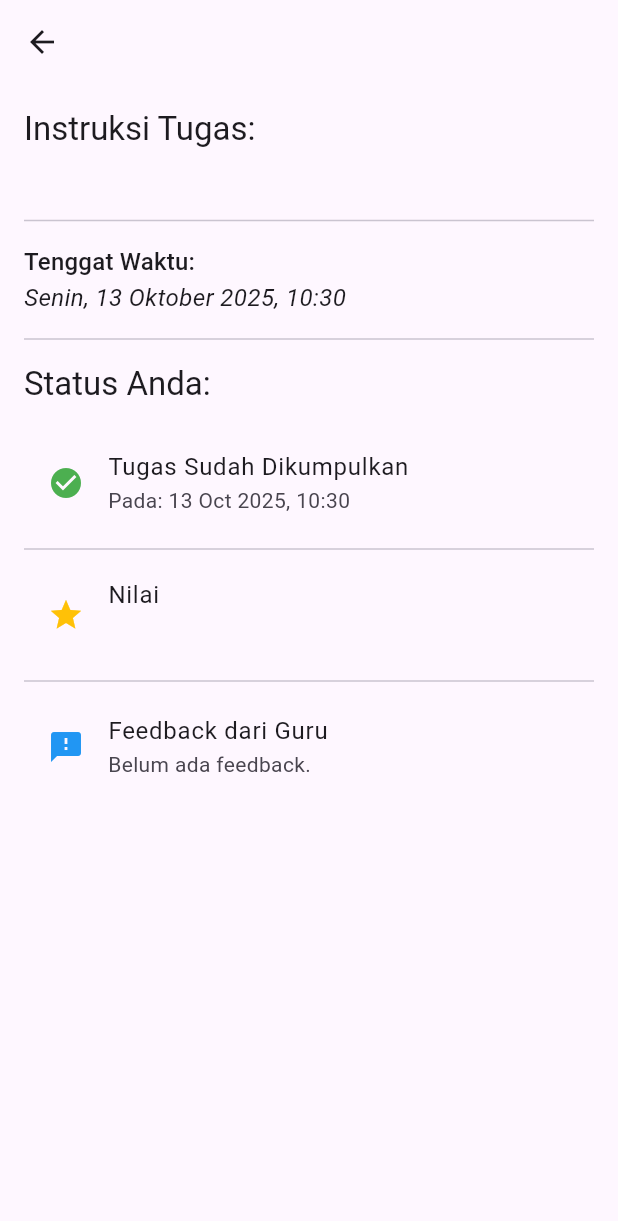
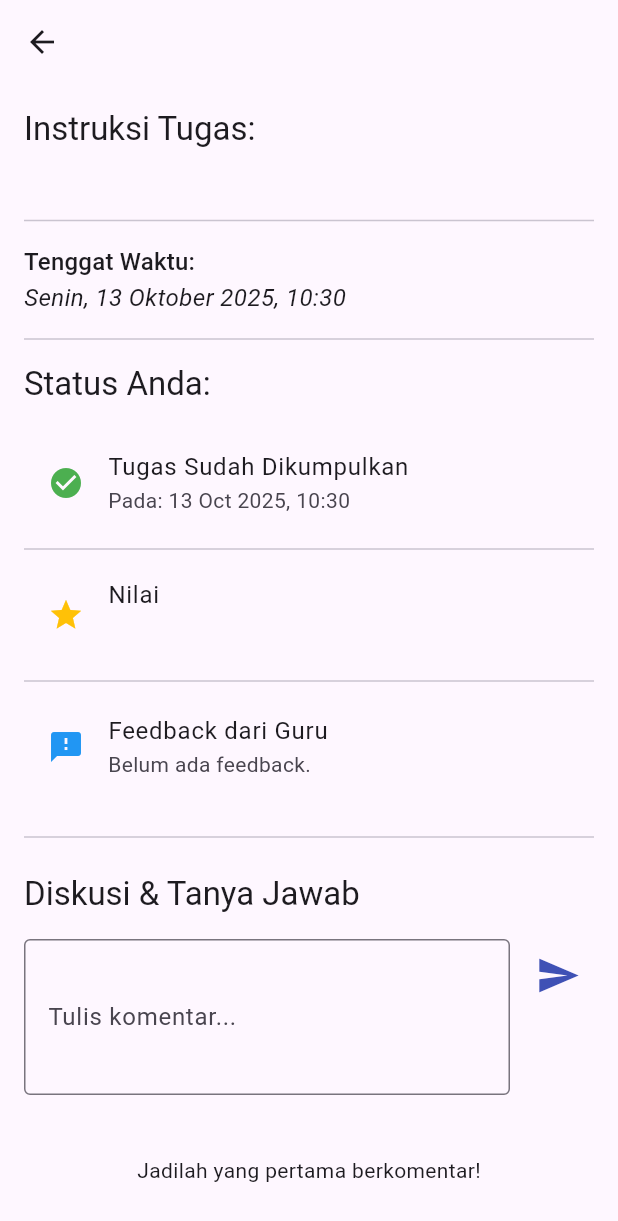
Before and after one commit to XEONONE/aplikasi-e-learning-smk, a Flutter app: the TaskDetailScreen screen opened directly with empty values, on a phone screen of 412 x 824 dp. Shown: the top 1221 px of the screen. Run offline on Flutter 3.47's test engine with Material 3 defaults, Android fonts, the phone set to English and light mode, and no system bars; our stand-ins replace cloud_firestore, file_picker, firebase_auth, firebase_core, firebase_storage; accounts and stored records are empty.

Commit message:
aplikasi_e_learning_smk

```diff
--- a/lib/screens/task_detail_screen.dart
+++ b/lib/screens/task_detail_screen.dart
@@ -1,10 +1,11 @@
-import 'package:flutter/foundation.dart' show kIsWeb, Uint8List; // Impor yang diperlukan untuk web
+import 'package:flutter/foundation.dart' show Uint8List;
 import 'package:cloud_firestore/cloud_firestore.dart';
 import 'package:file_picker/file_picker.dart';
 import 'package:firebase_storage/firebase_storage.dart';
 import 'package:flutter/material.dart';
 import 'package:intl/intl.dart';
 import 'package:aplikasi_e_learning_smk/services/auth_service.dart';
+import 'package:aplikasi_e_learning_smk/widgets/comment_section.dart';
 
 class TaskDetailScreen extends StatefulWidget {
   final String taskId;
@@ -22,7 +23,7 @@ class TaskDetailScreen extends StatefulWidget {
 
 class _TaskDetailScreenState extends State<TaskDetailScreen> {
   final _authService = AuthService();
-  Uint8List? _selectedFileBytes; // DIGANTI: dari File? menjadi Uint8List?
+  Uint8List? _selectedFileBytes;
   String? _fileName;
   bool _isLoading = false;
 
@@ -31,14 +32,8 @@ class _TaskDetailScreenState extends State<TaskDetailScreen> {
     if (result != null) {
       setState(() {
         _fileName = result.files.single.name;
-        // Jika di web, ambil bytes-nya. Jika tidak, ambil path-nya
-        if (kIsWeb) {
-          _selectedFileBytes = result.files.single.bytes;
-        } else {
-          // Untuk mobile/desktop, Anda masih bisa menggunakan path,
-          // tapi untuk konsistensi kita bisa juga baca bytes-nya.
-          // Untuk saat ini kita fokus di web.
-        }
+        // Ambil bytes-nya untuk semua platform demi konsistensi.
+        _selectedFileBytes = result.files.single.bytes;
       });
     }
   }
@@ -59,7 +54,6 @@ class _TaskDetailScreenState extends State<TaskDetailScreen> {
           .ref()
           .child('jawaban_tugas/${widget.taskId}/$currentUserUid-$_fileName');
 
-      // DIGANTI: Menggunakan putData() untuk web, bukan putFile()
       UploadTask uploadTask = storageRef.putData(_selectedFileBytes!);
       TaskSnapshot taskSnapshot = await uploadTask;
       String downloadUrl = await taskSnapshot.ref.getDownloadURL();
@@ -94,11 +88,7 @@ class _TaskDetailScreenState extends State<TaskDetailScreen> {
     }
   }
 
-  // Sisa kode di bawah ini tidak perlu diubah
-  // ... (widget _buildSubmissionStatus, _buildSubmissionForm, dan build tetap sama)
-
   Widget _buildSubmissionStatus(DocumentSnapshot submissionDoc) {
-    // ... implementasi tidak berubah
     final data = submissionDoc.data() as Map<String, dynamic>;
     final nilai = data['nilai'];
     final feedback = data['feedback'];
@@ -137,7 +127,6 @@ class _TaskDetailScreenState extends State<TaskDetailScreen> {
   }
 
   Widget _buildSubmissionForm() {
-    // ... implementasi tidak berubah
     return Column(
       crossAxisAlignment: CrossAxisAlignment.start,
       children: [
@@ -168,9 +157,9 @@ class _TaskDetailScreenState extends State<TaskDetailScreen> {
 
   @override
   Widget build(BuildContext context) {
-    // ... implementasi tidak berubah
     DateTime tenggat = (widget.taskData['tenggatWaktu'] as Timestamp).toDate();
-    String formattedTenggat = DateFormat('EEEE, d MMMM yyyy, HH:mm', 'id_ID').format(tenggat);
+    String formattedTenggat =
+        DateFormat('EEEE, d MMMM yyyy, HH:mm', 'id_ID').format(tenggat);
     final currentUserUid = _authService.getCurrentUser()!.uid;
 
     return Scaffold(
@@ -180,12 +169,17 @@ class _TaskDetailScreenState extends State<TaskDetailScreen> {
         child: Column(
           crossAxisAlignment: CrossAxisAlignment.start,
           children: [
-            Text('Instruksi Tugas:', style: Theme.of(context).textTheme.titleLarge),
+            Text('Instruksi Tugas:',
+                style: Theme.of(context).textTheme.titleLarge),
             const SizedBox(height: 8),
-            Text(widget.taskData['deskripsi'], style: const TextStyle(fontSize: 16)),
+            Text(widget.taskData['deskripsi'],
+                style: const TextStyle(fontSize: 16)),
             const Divider(height: 32),
-            Text('Tenggat Waktu:', style: Theme.of(context).textTheme.titleMedium),
-            Text(formattedTenggat, style: const TextStyle(fontSize: 16, fontStyle: FontStyle.italic)),
+            Text('Tenggat Waktu:',
+                style: Theme.of(context).textTheme.titleMedium),
+            Text(formattedTenggat,
+                style:
+                    const TextStyle(fontSize: 16, fontStyle: FontStyle.italic)),
             const Divider(height: 32),
             StreamBuilder<DocumentSnapshot>(
               stream: FirebaseFirestore.instance
@@ -204,6 +198,12 @@ class _TaskDetailScreenState extends State<TaskDetailScreen> {
                 return _buildSubmissionForm();
               },
             ),
+
+            const Divider(height: 48),
+            CommentSection(
+              documentId: widget.taskId,
+              collectionPath: 'tugas',
+            ),
           ],
         ),
       ),
--- /dev/null
+++ b/lib/widgets/comment_section.dart
@@ -0,0 +1,146 @@
+// lib/widgets/comment_section.dart
+
+import 'package:flutter/material.dart';
+import 'package:cloud_firestore/cloud_firestore.dart';
+import 'package:aplikasi_e_learning_smk/services/auth_service.dart';
+import 'comment_card.dart';
+
+class CommentSection extends StatefulWidget {
+  final String documentId; // Bisa ID tugas atau materi
+  final String collectionPath; // contoh: 'tugas'
+
+  const CommentSection({
+    super.key,
+    required this.documentId,
+    required this.collectionPath,
+  });
+
+  @override
+  State<CommentSection> createState() => _CommentSectionState();
+}
+
+class _CommentSectionState extends State<CommentSection> {
+  final _commentController = TextEditingController();
+  final _authService = AuthService();
+  bool _isPosting = false;
+
+  Future<void> _postComment() async {
+    final currentUser = _authService.getCurrentUser();
+    if (currentUser == null || _commentController.text.trim().isEmpty) {
+      return;
+    }
+
+    FocusScope.of(context).unfocus();
+    setState(() => _isPosting = true);
+
+    try {
+      final userModel = await _authService.getUserData(currentUser.uid);
+      if (userModel == null) throw Exception("User data not found");
+
+      await FirebaseFirestore.instance
+          .collection(widget.collectionPath)
+          .doc(widget.documentId)
+          .collection('komentar')
+          .add({
+        'text': _commentController.text.trim(),
+        'authorUid': currentUser.uid,
+        'authorName': userModel.nama,
+        'timestamp': FieldValue.serverTimestamp(),
+      });
+      _commentController.clear();
+    } catch (e) {
+      if (mounted) {
+        ScaffoldMessenger.of(context).showSnackBar(
+          SnackBar(content: Text('Gagal mengirim komentar: $e')),
+        );
+      }
+    } finally {
+      if (mounted) {
+        setState(() => _isPosting = false);
+      }
+    }
+  }
+
+  @override
+  void dispose() {
+    _commentController.dispose();
+    super.dispose();
+  }
+
+  @override
+  Widget build(BuildContext context) {
+    return Column(
+      crossAxisAlignment: CrossAxisAlignment.start,
+      children: [
+        Text(
+          'Diskusi & Tanya Jawab',
+          style: Theme.of(context).textTheme.titleLarge,
+        ),
+        const SizedBox(height: 16),
+        // Form untuk menambah komentar
+        Row(
+          crossAxisAlignment: CrossAxisAlignment.start,
+          children: [
+            Expanded(
+              child: TextField(
+                controller: _commentController,
+                decoration: const InputDecoration(
+                  labelText: 'Tulis komentar...',
+                  border: OutlineInputBorder(),
+                ),
+                maxLines: 3,
+              ),
+            ),
+            const SizedBox(width: 8),
+            _isPosting
+                ? const CircularProgressIndicator()
+                : IconButton(
+                    icon: const Icon(Icons.send, color: Colors.indigo),
+                    onPressed: _postComment,
+                    iconSize: 30,
+                  ),
+          ],
+        ),
+        const SizedBox(height: 24),
+        // Stream untuk menampilkan daftar komentar
+        StreamBuilder<QuerySnapshot>(
+          stream: FirebaseFirestore.instance
+              .collection(widget.collectionPath)
+              .doc(widget.documentId)
+              .collection('komentar')
+              .orderBy('timestamp', descending: true)
+              .snapshots(),
+          builder: (context, snapshot) {
+            if (snapshot.connectionState == ConnectionState.waiting) {
+              return const Center(child: CircularProgressIndicator());
+            }
+            if (!snapshot.hasData || snapshot.data!.docs.isEmpty) {
+              return const Center(
+                child: Padding(
+                  padding: EdgeInsets.all(16.0),
+                  child: Text('Jadilah yang pertama berkomentar!'),
+                ),
+              );
+            }
+
+            return ListView.builder(
+              shrinkWrap: true,
+              physics: const NeverScrollableScrollPhysics(),
+              itemCount: snapshot.data!.docs.length,
+              itemBuilder: (context, index) {
+                var commentData =
+                    snapshot.data!.docs[index].data() as Map<String, dynamic>;
+                return CommentCard(
+                  authorName: commentData['authorName'] ?? 'Anonim',
+                  text: commentData['text'] ?? '',
+                  timestamp:
+                      commentData['timestamp'] ?? Timestamp.now(),
+                );
+              },
+            );
+          },
+        ),
+      ],
+    );
+  }
+}
```
Also changed, not shown: lib/screens/siswa_dashboard_screen.dart (+9 -0 lines), lib/screens/student_nilai_screen.dart (added, +123 -0 lines), lib/widgets/comment_card.dart (added, +62 -0 lines).
